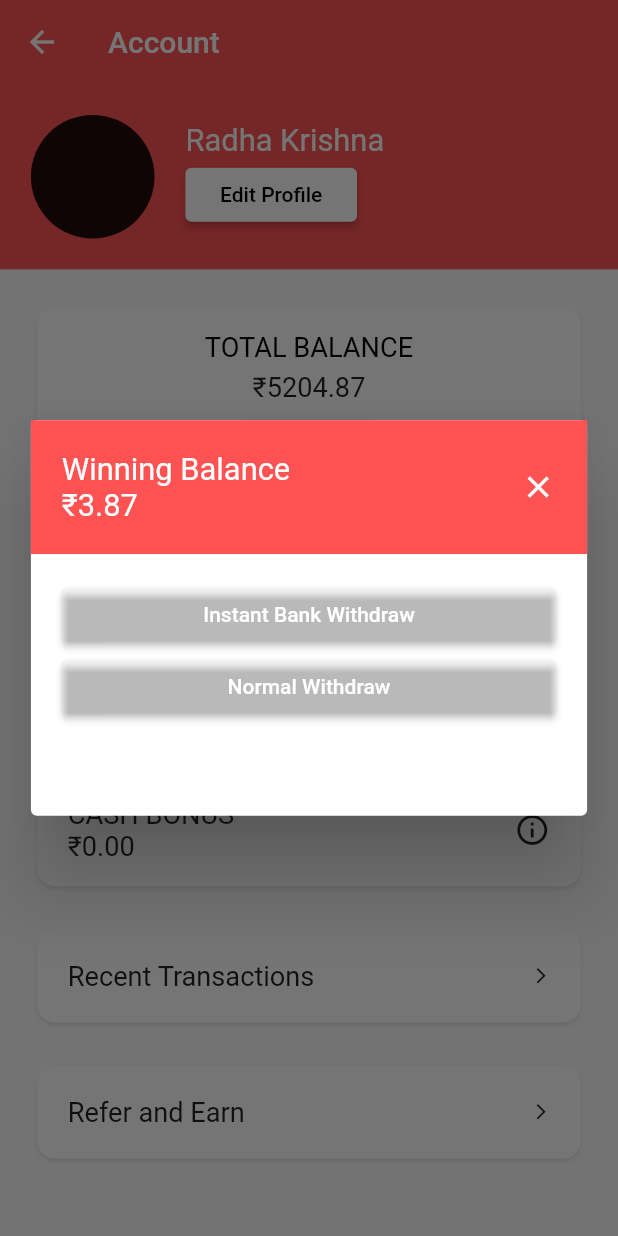
After one commit to kapilkumar2001/fantasy-app, a Flutter app: the UserProfilePage screen opened directly, after a tap on "Withdraw", on a phone screen of 412 x 824 dp. The commit adds this screen. Run offline on Flutter 3.47's test engine with Material 2 defaults, Android fonts, the phone set to English and light mode, and no system bars.

Commit message:
user profile page added

```diff
--- a/lib/constants/strings.dart
+++ b/lib/constants/strings.dart
@@ -8,4 +8,9 @@ class Strings{
   static const myContests = 'My Contests';
   static const account = 'Account';
   static const more = 'More';
+
+  static const totalBalance = 'TOTAL BALANCE';
+  static const deposited = 'DEPOSITED';
+  static const winnings = 'WINNINGS';
+  static const cashBonus = 'CASH BONUS';
 }
--- a/lib/views/screens/account/account.dart
+++ b/lib/views/screens/account/account.dart
@@ -33,7 +33,6 @@ class _AccountPageState extends State<AccountPage> {
                 ),
                 child: Container(
                   width: deviceWidth * 90,
-                //  height: deviceHeight * 47,
                   child: Column(
                     mainAxisAlignment: MainAxisAlignment.spaceAround,
                     children: [
--- a/lib/views/screens/home/drawer.dart
+++ b/lib/views/screens/home/drawer.dart
@@ -1,7 +1,8 @@
+import 'package:create11/views/screens/home/profile.dart';
 import 'package:flutter/material.dart';
 
 class HomeDrawer extends StatefulWidget {
-  const HomeDrawer({ Key? key }) : super(key: key);
+  const HomeDrawer({Key? key}) : super(key: key);
 
   @override
   State<HomeDrawer> createState() => _HomeDrawerState();
@@ -16,14 +17,21 @@ class _HomeDrawerState extends State<HomeDrawer> {
     return Drawer(
       child: ListView(children: [
         DrawerHeader(
-
           child: Column(
               mainAxisAlignment: MainAxisAlignment.spaceAround,
               children: [
                 Row(
                   mainAxisAlignment: MainAxisAlignment.spaceBetween,
                   children: [
-                      Row(
+                    InkWell(
+                      onTap: () {
+                        Navigator.push(
+                          context,
+                          MaterialPageRoute(
+                              builder: (context) => const UserProfilePage()),
+                        );
+                      },
+                      child: Row(
                         children: [
                           CircleAvatar(
                             radius: deviceWidth * 8,
@@ -38,27 +46,27 @@ class _HomeDrawerState extends State<HomeDrawer> {
                             crossAxisAlignment: CrossAxisAlignment.start,
                             children: [
                               Container(
-                                width: deviceWidth*46,
+                                width: deviceWidth * 46,
                                 child: Text(
                                   "RadhaKrishna121",
-                                  style: TextStyle(fontSize: deviceWidth * 4),
+                                  style: TextStyle(fontSize: deviceWidth * 5),
                                 ),
                               ),
                               Container(
-                                width: deviceWidth*46,
+                                width: deviceWidth * 46,
                                 child: Text(
                                   "Level 53",
-                                  style: TextStyle(fontSize: deviceWidth * 3),
+                                  style: TextStyle(fontSize: deviceWidth * 4),
                                 ),
                               )
                             ],
                           ),
                         ],
                       ),
+                    ),
                     const Icon(Icons.arrow_forward_ios_rounded),
                   ],
                 ),
-
               ]),
         ),
         Padding(
@@ -70,23 +78,22 @@ class _HomeDrawerState extends State<HomeDrawer> {
                 crossAxisAlignment: CrossAxisAlignment.start,
                 children: [
                   Container(
-                      width: deviceWidth* 40,
+                    width: deviceWidth * 40,
                     child: Text("₹5204.87",
                         style: TextStyle(fontSize: deviceWidth * 7)),
                   ),
                   Container(
-                      width: deviceWidth* 40,
+                    width: deviceWidth * 40,
                     child: Text("Total Balance",
                         style: TextStyle(fontSize: deviceWidth * 3)),
                   )
                 ],
               ),
               Container(
-                  width: deviceWidth*25,
+                width: deviceWidth * 25,
                 child: ElevatedButton(
                     style: ButtonStyle(
-                          backgroundColor:
-                              MaterialStateProperty.all<Color>(
+                        backgroundColor: MaterialStateProperty.all<Color>(
                             Colors.green.shade700)),
                     onPressed: () {},
                     child: Center(child: const Text("Add Cash"))),
@@ -102,41 +109,43 @@ class _HomeDrawerState extends State<HomeDrawer> {
             title: const Text('Refer & Earn'),
             subtitle: const Text('You will get ₹100'),
             onTap: () {},
-              leading: Icon(Icons.person_outline, size: deviceHeight*4,),
-              trailing:
-                  Container(
-                    width: deviceWidth*25,
+            leading: Icon(
+              Icons.person_outline,
+              size: deviceHeight * 4,
+            ),
+            trailing: Container(
+              width: deviceWidth * 25,
               child: ElevatedButton(
-                      style: ButtonStyle(backgroundColor: MaterialStateProperty.all<Color>(Colors.transparent)),
+                  style: ButtonStyle(
+                      backgroundColor:
+                          MaterialStateProperty.all<Color>(Colors.transparent)),
                   child: const Center(child: Text('INVITE')),
-                      onPressed: () {}
-                    ),
-                  )
-          ),
+                  onPressed: () {}),
+            )),
         ListTile(
           title: const Text('LeaderBoard'),
           onTap: () {},
-            leading: Icon(Icons.leaderboard_outlined, size: deviceHeight*4),
+          leading: Icon(Icons.leaderboard_outlined, size: deviceHeight * 4),
         ),
         ListTile(
           title: const Text('Verify Account'),
           onTap: () {},
-            leading: Icon(Icons.verified_outlined, size: deviceHeight*4),
+          leading: Icon(Icons.verified_outlined, size: deviceHeight * 4),
         ),
         ListTile(
           title: const Text('Support'),
           onTap: () {},
-            leading: Icon(Icons.phone_forwarded_outlined, size: deviceHeight*4),
+          leading: Icon(Icons.phone_forwarded_outlined, size: deviceHeight * 4),
         ),
         ListTile(
           title: const Text('More'),
           onTap: () {},
-            leading: Icon(Icons.more_horiz_outlined, size: deviceHeight*4),
+          leading: Icon(Icons.more_horiz_outlined, size: deviceHeight * 4),
         ),
         ListTile(
           title: const Text('Log Out'),
           onTap: () {},
-            leading: Icon(Icons.logout_outlined, size: deviceHeight*4),
+          leading: Icon(Icons.logout_outlined, size: deviceHeight * 4),
         ),
       ]),
     );
--- a/lib/views/screens/home/home_page.dart
+++ b/lib/views/screens/home/home_page.dart
@@ -72,10 +72,12 @@ class _HomePageState extends State<HomePage> {
           SizedBox(
             height: deviceHeight * 2,
           ),
+
           SingleChildScrollView(
             padding: EdgeInsets.symmetric(horizontal: deviceWidth * 4),
             scrollDirection: Axis.horizontal,
-            child: Row(
+            child:
+            Row(
               children: [
                 MyMatchesCard(isMatchLive: true, isMatchCompleted: false,),
                 SizedBox(width: deviceWidth * 1),
--- /dev/null
+++ b/lib/views/screens/home/profile.dart
@@ -0,0 +1,404 @@
+import 'dart:ui';
+
+import 'package:create11/constants/strings.dart';
+import 'package:flutter/material.dart';
+
+class UserProfilePage extends StatefulWidget {
+  const UserProfilePage({Key? key}) : super(key: key);
+
+  @override
+  State<UserProfilePage> createState() => _UserProfilePageState();
+}
+
+class _UserProfilePageState extends State<UserProfilePage> {
+  @override
+  Widget build(BuildContext context) {
+    double? deviceHeight = MediaQuery.of(context).size.height / 100;
+    double? deviceWidth = MediaQuery.of(context).size.width / 100;
+
+    return Scaffold(
+      appBar: AppBar(
+        backgroundColor: Colors.redAccent,
+        title: const Text(Strings.account),
+        elevation: 0,
+      ),
+      body: SingleChildScrollView(
+        child: Column(
+          children: [
+            Container(
+                width: deviceWidth * 100,
+                color: Colors.redAccent,
+                child: Padding(
+                  padding: EdgeInsets.all(deviceWidth * 5),
+                  child: Row(
+                    children: [
+                      Padding(
+                        padding: EdgeInsets.only(right: deviceWidth * 5),
+                        child: CircleAvatar(
+                          radius: deviceWidth * 10,
+                          backgroundColor: Colors.black87,
+                          backgroundImage:
+                              const AssetImage("assets/images/wind.jpg"),
+                        ),
+                      ),
+                      Column(
+                        crossAxisAlignment: CrossAxisAlignment.start,
+                        children: [
+                          Container(
+                              width: deviceWidth * 65,
+                              child: Text(
+                                "Radha Krishna",
+                                style: TextStyle(
+                                    color: Colors.white,
+                                    fontSize: deviceWidth * 5),
+                              )),
+                          ElevatedButton(
+                              onPressed: () {},
+                              child: Container(
+                                width: deviceWidth * 20,
+                                child: const Text(
+                                  "Edit Profile",
+                                  textAlign: TextAlign.center,
+                                  overflow: TextOverflow.ellipsis,
+                                  style: TextStyle(color: Colors.black),
+                                ),
+                              ),
+                              style: ButtonStyle(
+                                backgroundColor:
+                                    MaterialStateProperty.all<Color>(
+                                        Colors.white),
+                              )),
+                        ],
+                      )
+                    ],
+                  ),
+                )),
+            Padding(
+              padding: EdgeInsets.all(deviceWidth * 5),
+              child: Card(
+                shadowColor: Colors.white70,
+                shape: RoundedRectangleBorder(
+                  borderRadius: BorderRadius.circular(deviceWidth * 3),
+                ),
+                child: Container(
+                  width: deviceWidth * 90,
+                  child: Column(
+                    mainAxisAlignment: MainAxisAlignment.spaceAround,
+                    children: [
+                      SizedBox(
+                        height: deviceHeight * 2,
+                      ),
+                      Container(
+                        width: deviceWidth * 90,
+                        child: Center(
+                          child: Text(
+                            Strings.totalBalance,
+                            style: TextStyle(
+                                fontSize: deviceHeight * 2.2,
+                                color: Colors.black),
+                          ),
+                        ),
+                      ),
+                      SizedBox(
+                        height: deviceHeight * 0.7,
+                      ),
+                      Container(
+                        width: deviceWidth * 90,
+                        child: Center(
+                          child: Text(
+                            "₹5204.87",
+                            style: TextStyle(fontSize: deviceHeight * 2.2),
+                          ),
+                        ),
+                      ),
+                      SizedBox(
+                        height: deviceHeight * 0.7,
+                      ),
+                      ElevatedButton(
+                        onPressed: () {},
+                        child: const Text("Add Cash"),
+                        style: ButtonStyle(
+                            backgroundColor: MaterialStateProperty.all<Color?>(
+                                Colors.green[700])),
+                      ),
+                      Padding(
+                        padding:
+                            EdgeInsets.symmetric(horizontal: deviceWidth * 5),
+                        child: Divider(
+                          height: deviceHeight * 1.5,
+                          color: Colors.black54,
+                        ),
+                      ),
+                      Padding(
+                        padding: EdgeInsets.symmetric(
+                            horizontal: deviceWidth * 5,
+                            vertical: deviceHeight * 1),
+                        child: Row(
+                          mainAxisAlignment: MainAxisAlignment.spaceBetween,
+                          children: [
+                            Container(
+                              width: deviceWidth * 70,
+                              child: Column(
+                                crossAxisAlignment: CrossAxisAlignment.start,
+                                children: [
+                                  Text(Strings.deposited,
+                                      style: TextStyle(
+                                          fontSize: deviceHeight * 2.2)),
+                                  Text(
+                                    "₹5204.87",
+                                    style:
+                                        TextStyle(fontSize: deviceHeight * 2.2),
+                                  ),
+                                ],
+                              ),
+                            ),
+                            const Icon(Icons.info_outline)
+                          ],
+                        ),
+                      ),
+                      Padding(
+                        padding:
+                            EdgeInsets.symmetric(horizontal: deviceWidth * 5),
+                        child: Divider(
+                          height: deviceHeight * 1.5,
+                          color: Colors.black54,
+                        ),
+                      ),
+                      Padding(
+                        padding: EdgeInsets.symmetric(
+                            horizontal: deviceWidth * 5,
+                            vertical: deviceHeight * 1),
+                        child: Row(
+                          mainAxisAlignment: MainAxisAlignment.spaceBetween,
+                          children: [
+                            Container(
+                              width: deviceWidth * 70,
+                              child: Column(
+                                crossAxisAlignment: CrossAxisAlignment.start,
+                                children: [
+                                  Text(Strings.winnings,
+                                      style: TextStyle(
+                                          fontSize: deviceHeight * 2.2)),
+                                  Text(
+                                    "₹3.87",
+                                    style:
+                                        TextStyle(fontSize: deviceHeight * 2.2),
+                                  ),
+                                ],
+                              ),
+                            ),
+                            const Icon(Icons.info_outline)
+                          ],
+                        ),
+                      ),
+                      ElevatedButton(
+                        onPressed: () {
+                          customDialogBox(context);
+                        },
+                        child: const Text("Withdraw"),
+                        style: ButtonStyle(
+                            backgroundColor: MaterialStateProperty.all<Color?>(
+                                Colors.red[900])),
+                      ),
+                      Padding(
+                        padding:
+                            EdgeInsets.symmetric(horizontal: deviceWidth * 5),
+                        child: Divider(
+                          height: deviceHeight * 1.5,
+                          color: Colors.black54,
+                        ),
+                      ),
+                      Padding(
+                        padding: EdgeInsets.symmetric(
+                            horizontal: deviceWidth * 5,
+                            vertical: deviceHeight * 1),
+                        child: Row(
+                          mainAxisAlignment: MainAxisAlignment.spaceBetween,
+                          children: [
+                            Container(
+                              width: deviceWidth * 70,
+                              child: Column(
+                                crossAxisAlignment: CrossAxisAlignment.start,
+                                children: [
+                                  Text(Strings.cashBonus,
+                                      style: TextStyle(
+                                          fontSize: deviceHeight * 2.2)),
+                                  Text(
+                                    "₹0.00",
+                                    style:
+                                        TextStyle(fontSize: deviceHeight * 2.2),
+                                  ),
+                                ],
+                              ),
+                            ),
+                            const Icon(Icons.info_outline)
+                          ],
+                        ),
+                      ),
+                      SizedBox(
+                        height: deviceHeight * 1,
+                      )
+                    ],
+                  ),
+                ),
+              ),
+            ),
+            Padding(
+              padding: EdgeInsets.symmetric(horizontal: deviceWidth * 5),
+              child: Card(
+                shadowColor: Colors.white70,
+                shape: RoundedRectangleBorder(
+                  borderRadius: BorderRadius.circular(deviceWidth * 3),
+                ),
+                child: Container(
+                  width: deviceWidth * 90,
+                  child: Padding(
+                    padding: EdgeInsets.all(deviceWidth * 5),
+                    child: Row(
+                      mainAxisAlignment: MainAxisAlignment.spaceBetween,
+                      children: [
+                        Text("Recent Transactions",
+                            style: TextStyle(fontSize: deviceHeight * 2.2)),
+                        Icon(
+                          Icons.arrow_forward_ios,
+                          size: deviceHeight * 1.5,
+                        ),
+                      ],
+                    ),
+                  ),
+                ),
+              ),
+            ),
+            Padding(
+              padding: EdgeInsets.all(deviceWidth * 5),
+              child: Card(
+                shadowColor: Colors.white70,
+                shape: RoundedRectangleBorder(
+                  borderRadius: BorderRadius.circular(deviceWidth * 3),
+                ),
+                child: Container(
+                  width: deviceWidth * 90,
+                  child: Padding(
+                    padding: EdgeInsets.all(deviceWidth * 5),
+                    child: Row(
+                      mainAxisAlignment: MainAxisAlignment.spaceBetween,
+                      children: [
+                        Text("Refer and Earn",
+                            style: TextStyle(fontSize: deviceHeight * 2.2)),
+                        Icon(
+                          Icons.arrow_forward_ios,
+                          size: deviceHeight * 1.5,
+                        ),
+                      ],
+                    ),
+                  ),
+                ),
+              ),
+            ),
+          ],
+        ),
+      ),
+    );
+  }
+}
+
+customDialogBox(BuildContext context) {
+  return showDialog(
+      context: context,
+      builder: (BuildContext context) {
+        double? deviceHeight = MediaQuery.of(context).size.height / 100;
+        double? deviceWidth = MediaQuery.of(context).size.width / 100;
+        return Dialog(
+            // shape: RoundedRectangleBorder(
+            //     borderRadius:
+            //         BorderRadius.all(Radius.circular(deviceWidth * 5))),
+            // backgroundColor: Colors.transparent,
+            insetPadding: EdgeInsets.symmetric(
+                horizontal: deviceWidth * 5, vertical: deviceHeight * 34),
+            child: Stack(
+              clipBehavior: Clip.none,
+              alignment: Alignment.center,
+              children: <Widget>[
+                Column(
+                  children: [
+                    Container(
+
+                          color: Colors.redAccent,
+
+                      child: Padding(
+                        padding: EdgeInsets.all(deviceWidth * 5),
+                        child: Row(
+                          mainAxisAlignment: MainAxisAlignment.spaceBetween,
+                          children: [
+                            Column(
+                              crossAxisAlignment: CrossAxisAlignment.start,
+                              children: [
+                                Container(
+                                    width: deviceWidth * 70,
+                                    child: Text(
+                                      "Winning Balance",
+                                      style: TextStyle(
+                                          color: Colors.white,
+                                          fontSize: deviceWidth * 5),
+                                    )),
+                                Container(
+                                    width: deviceWidth * 70,
+                                    child: Text("₹3.87",
+                                        style: TextStyle(
+                                            color: Colors.white,
+                                            fontSize: deviceWidth * 5)))
+                              ],
+                            ),
+                            InkWell(
+                                onTap: () {
+                                  Navigator.pop(context);
+                                },
+                                child: const Icon(
+                                  Icons.close_outlined,
+                                  color: Colors.white,
+                                ))
+                          ],
+                        ),
+                      ),
+                    ),
+                    SizedBox(
+                      height: deviceHeight * 2,
+                    ),
+                    Container(
+                        width: deviceWidth * 80,
+                        child: ElevatedButton(
+                          onPressed: () {},
+                          child: Container(
+                              width: deviceWidth * 70,
+                              child: const Text(
+                                "Instant Bank Withdraw",
+                                textAlign: TextAlign.center,
+                                overflow: TextOverflow.ellipsis,
+                              )),
+                          style: ButtonStyle(
+                              backgroundColor: MaterialStateProperty.all<Color>(
+                                  Colors.transparent)),
+                        )),
+                    Container(
+                      width: deviceWidth * 80,
+                      child: ElevatedButton(
+                        onPressed: () {},
+                        child: Container(
+                          width: deviceWidth * 70,
+                          child: const Text(
+                            "Normal Withdraw",
+                            textAlign: TextAlign.center,
+                            overflow: TextOverflow.ellipsis,
+                          ),
+                        ),
+                        style: ButtonStyle(
+                            backgroundColor: MaterialStateProperty.all<Color>(
+                                Colors.transparent)),
+                      ),
+                    ),
+                  ],
+                )
+              ],
+            ));
+      });
+}
```
Lines whose indentation alone changed are shown as unchanged.
